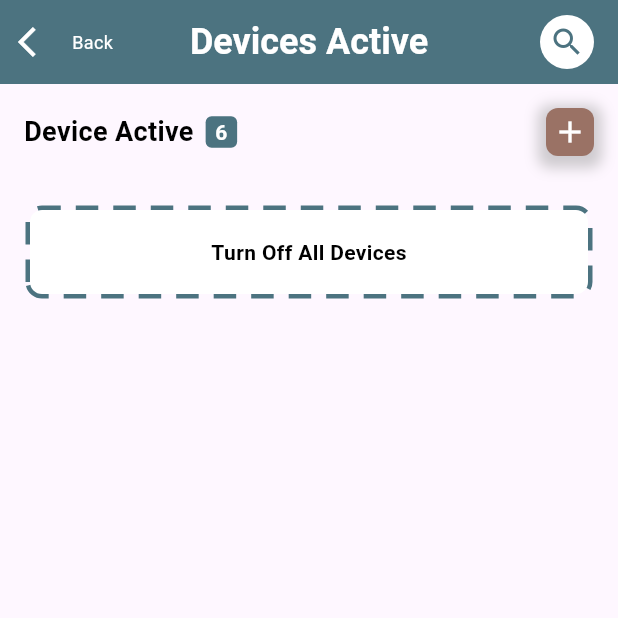
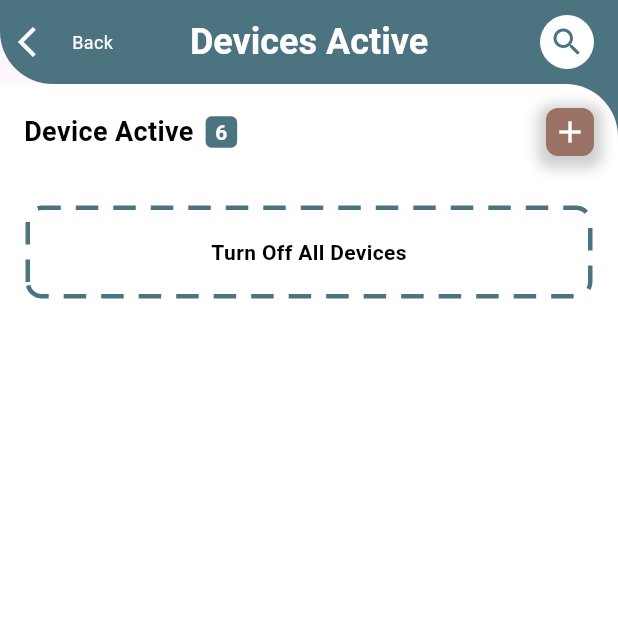
Before and after one commit to ashraful1003/Smart-Home, a Flutter app: the DeviceActiveScreen screen opened directly, on a phone screen of 412 x 824 dp, the top half of it. Run offline on Flutter 3.47's test engine with Material 2 defaults, Android fonts, the phone set to English and light mode, and no system bars; drawn by our look-alikes of dotted_border; our stand-ins replace google_nav_bar.

Commit message:
Curve Added to all screen with appbar

```diff
--- a/lib/main.dart
+++ b/lib/main.dart
@@ -25,7 +25,7 @@ class MyApp extends StatelessWidget {
         colorScheme: ColorScheme.fromSeed(seedColor: Colors.deepPurple),
         useMaterial3: true,
       ),
-      home: DetailItemScreen(),
+      home: SeeAllDetailRoomScreen(),
     );
   }
 }
--- a/lib/views/device_active/device_active_screen.dart
+++ b/lib/views/device_active/device_active_screen.dart
@@ -49,8 +49,17 @@ class DeviceActiveScreen extends StatelessWidget {
                 child: Icon(Icons.search, color: hexToColor(mains2))),
           ),
         ],
+        shape: RoundedRectangleBorder(
+            borderRadius: BorderRadius.only(bottomLeft: Radius.circular(35))),
       ),
-      body: Column(
+      body: Container(
+        color: hexToColor(mains2),
+        child: Container(
+          decoration: BoxDecoration(
+            color: Colors.white,
+            borderRadius: BorderRadius.only(topRight: Radius.circular(35)),
+          ),
+          child: Column(
             children: [
               Container(
                   margin: EdgeInsets.symmetric(horizontal: 16, vertical: 16),
@@ -63,6 +72,8 @@ class DeviceActiveScreen extends StatelessWidget {
               Frame38(text: 'Turn Off All Devices'),
             ],
           ),
+        ),
+      ),
     );
   }
 }
```
Also changed, not shown: lib/views/see_all_detail_room/see_all_detail_room_screen.dart (+11 -0 lines). Lines whose indentation alone changed are shown as unchanged.
